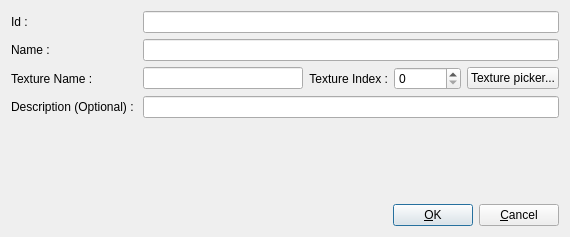
First picture: the form in itemEditor/src/editItemForm.ui, repository jeremydumais/TheWarrior, before the edit.
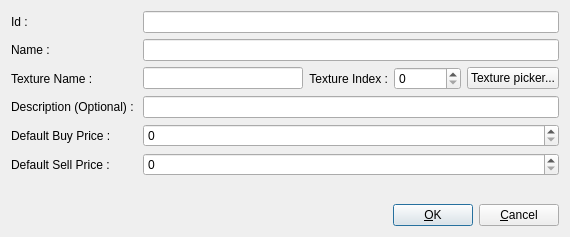
Second picture: the form after the edit. Icons and pictures are not drawn.

Commit message: feat: Add default item buy and sell prices

```diff
--- a/itemEditor/src/editItemForm.ui
+++ b/itemEditor/src/editItemForm.ui
@@ -136,6 +136,34 @@
      <item row="3" column="1">
       <widget class="QLineEdit" name="lineEditOptionalDescription"/>
      </item>
+     <item row="5" column="1">
+      <widget class="QSpinBox" name="spinBoxDefaultSellPrice">
+       <property name="maximum">
+        <number>999</number>
+       </property>
+      </widget>
+     </item>
+     <item row="4" column="1">
+      <widget class="QSpinBox" name="spinBoxDefaultBuyPrice">
+       <property name="maximum">
+        <number>999</number>
+       </property>
+      </widget>
+     </item>
+     <item row="5" column="0">
+      <widget class="QLabel" name="label_7">
+       <property name="text">
+        <string>Default Sell Price :</string>
+       </property>
+      </widget>
+     </item>
+     <item row="4" column="0">
+      <widget class="QLabel" name="label_6">
+       <property name="text">
+        <string>Default Buy Price :</string>
+       </property>
+      </widget>
+     </item>
     </layout>
    </item>
   </layout>
```
Left out of the diff: 2 changed lines with no effect on the pictures. The commit also changes 23 other files.
